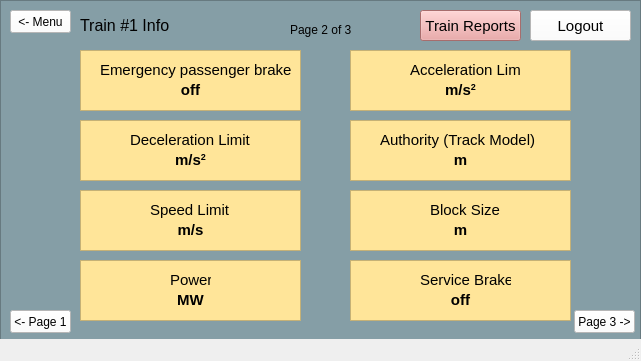
First picture: the form in src/UI/TrainModel/Train_Info_Page2.ui, repository aet37/ECE1140-Project, before the edit.
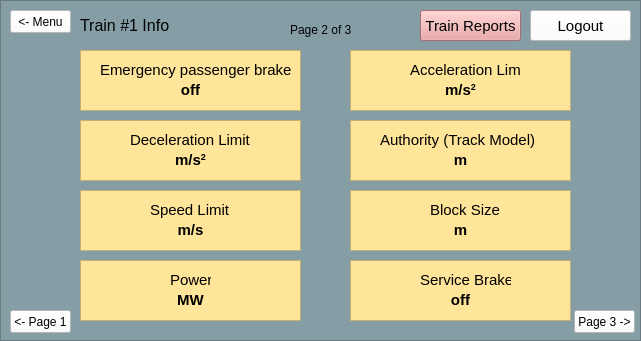
Second picture: the form after the edit.

The edit to the form file:
```diff
--- a/src/UI/TrainModel/Train_Info_Page2.ui
+++ b/src/UI/TrainModel/Train_Info_Page2.ui
@@ -7,7 +7,7 @@
     <x>0</x>
     <y>0</y>
     <width>641</width>
-    <height>361</height>
+    <height>341</height>
    </rect>
   </property>
   <property name="windowTitle">
@@ -575,7 +575,6 @@
     </property>
    </widget>
   </widget>
-  <widget class="QStatusBar" name="statusbar"/>
  </widget>
  <resources/>
  <connections/>
```
